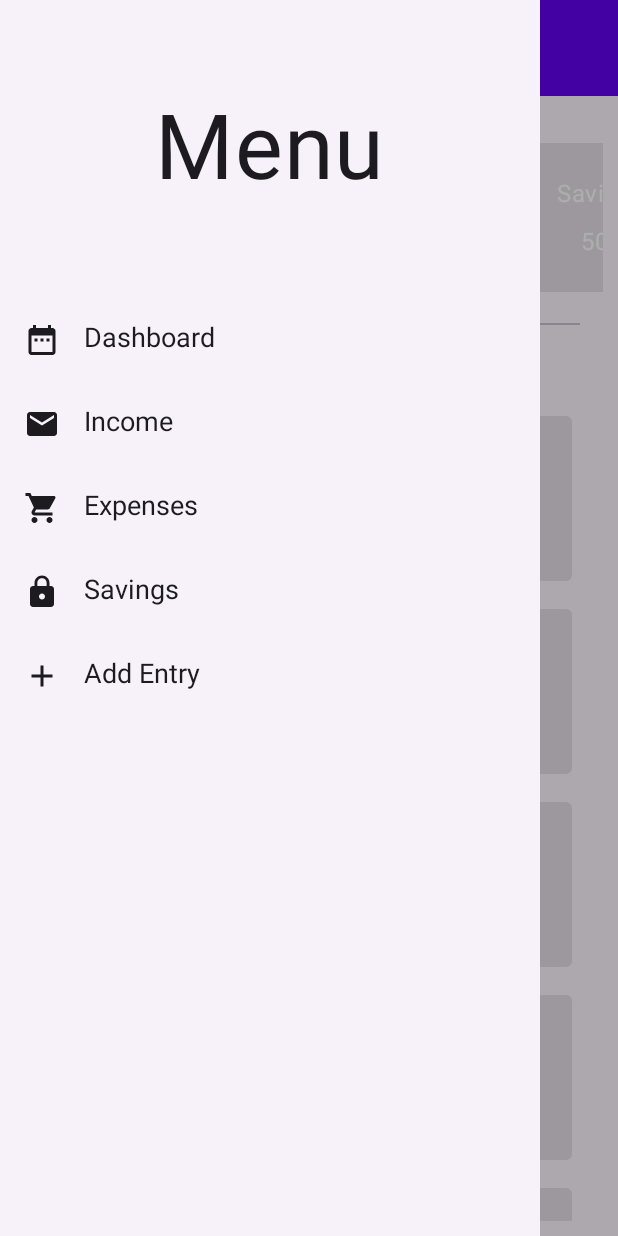
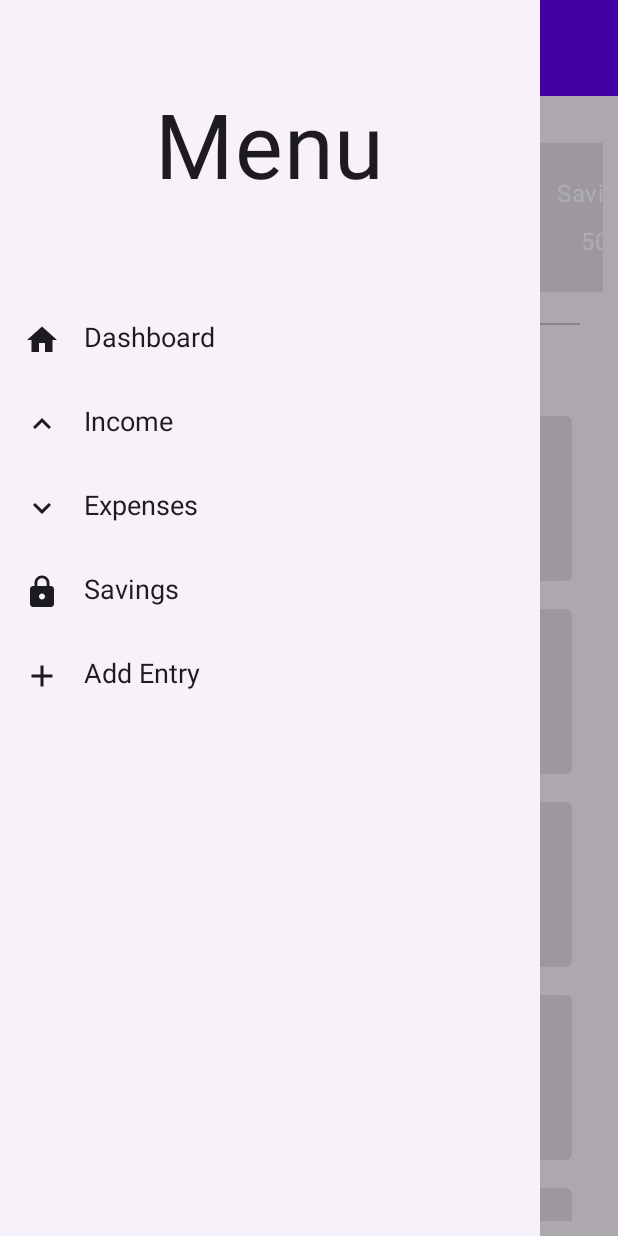
Before and after one commit to charovatzbassar/xtracker, an Android app built with Jetpack Compose: the screen it shows after launch (MainActivity), after a tap on "Toggle drawer", on a phone screen of 412 x 824 dp. Run offline under Robolectric (Android 15) with nearby library versions, the phone set to English and light mode, and no system bars.

Commit message:
Main Edited nav

```diff
--- a/app/src/main/java/com/example/xtracker/MainActivity.kt
+++ b/app/src/main/java/com/example/xtracker/MainActivity.kt
@@ -12,6 +12,9 @@ import androidx.compose.material.icons.Icons
 import androidx.compose.material.icons.filled.Add
 import androidx.compose.material.icons.filled.DateRange
 import androidx.compose.material.icons.filled.Email
+import androidx.compose.material.icons.filled.Home
+import androidx.compose.material.icons.filled.KeyboardArrowDown
+import androidx.compose.material.icons.filled.KeyboardArrowUp
 import androidx.compose.material.icons.filled.Lock
 import androidx.compose.material.icons.filled.ShoppingCart
 import androidx.compose.material3.DrawerValue
@@ -52,19 +55,19 @@ class MainActivity : ComponentActivity() {
                                             id = "dashboard",
                                             title = "Dashboard",
                                             contentDescription = "Go to dashboard screen",
-                                            icon = Icons.Default.DateRange
+                                            icon = Icons.Default.Home
                                         ),
                                         MenuItem(
                                             id = "income",
                                             title = "Income",
                                             contentDescription = "Go to income screen",
-                                            icon = Icons.Default.Email
+                                            icon = Icons.Default.KeyboardArrowUp
                                         ),
                                         MenuItem(
                                             id = "expenses",
                                             title = "Expenses",
                                             contentDescription = "Go to expenses screen",
-                                            icon = Icons.Default.ShoppingCart
+                                            icon = Icons.Default.KeyboardArrowDown
                                         ),
                                         MenuItem(
                                             id = "savings",
```
